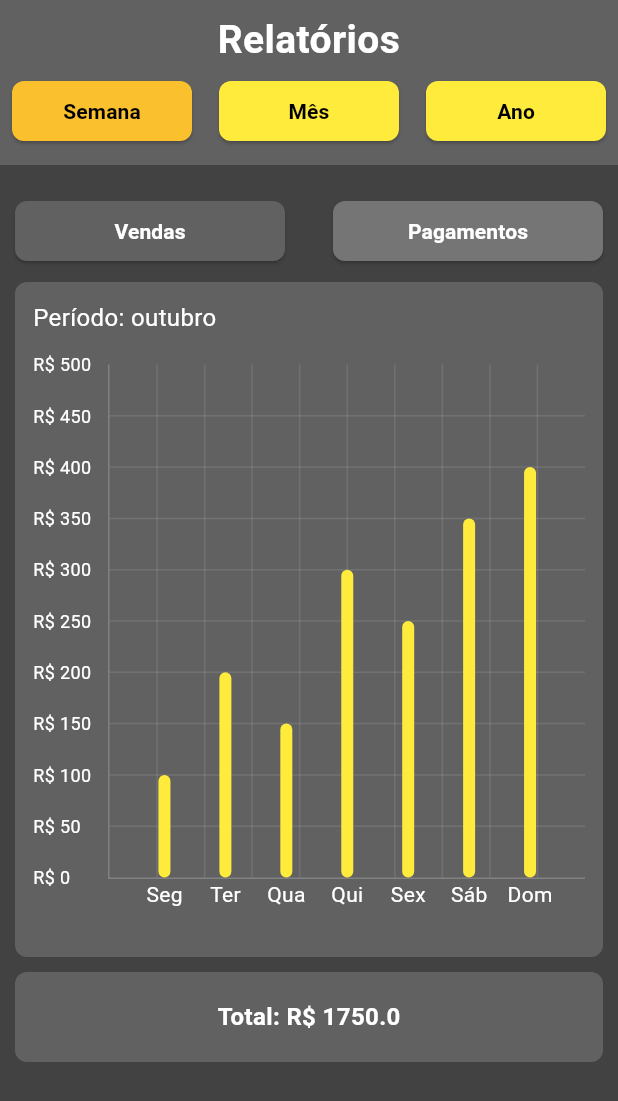
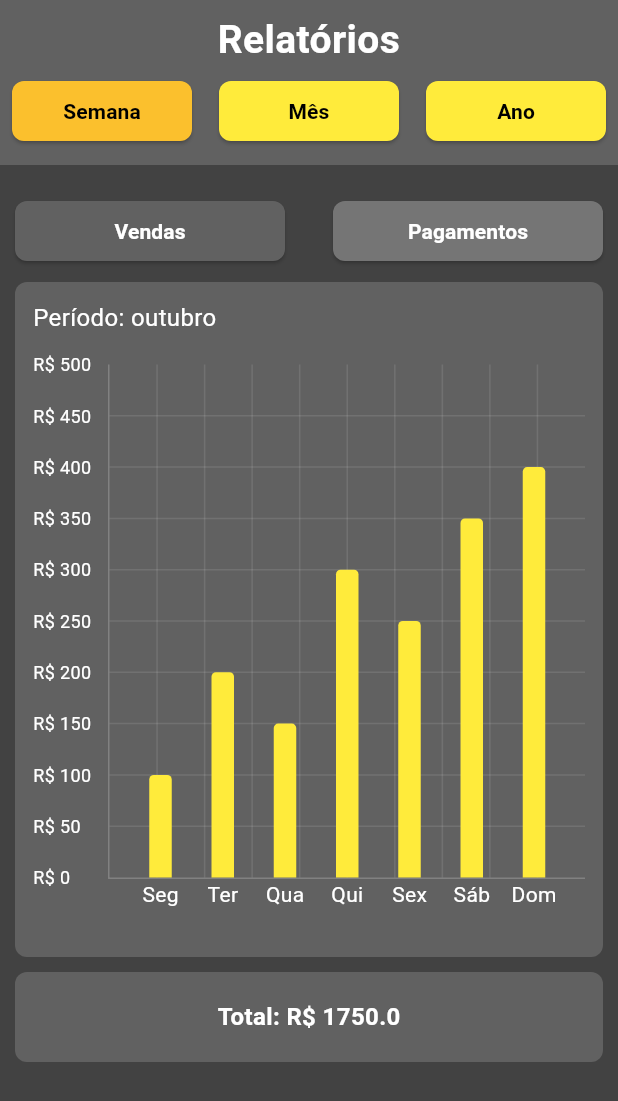
Before and after one commit to alefjmelo/Flutter-App-Simple-CRM, a Flutter app: the ChartsScreen screen opened directly, after a tap on "Pagamentos", on a phone screen of 412 x 824 dp. Shown: the top 1101 px of the screen. Run offline on Flutter 3.47's test engine with Material 3 defaults, Android fonts, the phone set to English and light mode, and no system bars; drawn by our look-alikes of fl_chart; our stand-ins replace curved_navigation_bar, flutter_masked_text2, flutter_svg, sqflite; accounts and stored records are empty.

Commit message:
Add error handling and message display in charts screen

```diff
--- a/lib/screens/charts_screen.dart
+++ b/lib/screens/charts_screen.dart
@@ -17,6 +17,7 @@ class _ChartsScreenState extends State<ChartsScreen> {
   int _selectedMonth = DateTime.now().month;
   int _selectedYear = DateTime.now().year;
   List<BarChartGroupData> _barChartData = [];
+  String _errorMessage = '';
 
   @override
   void initState() {
@@ -76,7 +77,9 @@ class _ChartsScreenState extends State<ChartsScreen> {
           groupedData['25-31'] = groupedData['25-31']! + value;
         }
       } catch (e) {
-        print('Error parsing date: $e');
+        setState(() {
+          _errorMessage = 'Erro ao agrupar os dados por intervalos de mês.';
+        });
       }
     });
 
@@ -109,7 +112,17 @@ class _ChartsScreenState extends State<ChartsScreen> {
       barGroups.add(
         BarChartGroupData(
           x: index,
-          barRods: [BarChartRodData(toY: value, color: Colors.yellow)],
+          barRods: [
+            BarChartRodData(
+              toY: value,
+              color: Colors.yellow,
+              width: 15,
+              borderRadius: BorderRadius.only(
+                topLeft: Radius.circular(3),
+                topRight: Radius.circular(3),
+              ),
+            ),
+          ],
         ),
       );
       index++;
@@ -296,6 +309,11 @@ class _ChartsScreenState extends State<ChartsScreen> {
                 ),
               ),
               SizedBox(height: 20),
+              if (_errorMessage.isNotEmpty)
+                Text(
+                  _errorMessage,
+                  style: TextStyle(color: Colors.red, fontSize: 16),
+                ),
               Flexible(
                 child: BarChart(
                   BarChartData(
```
